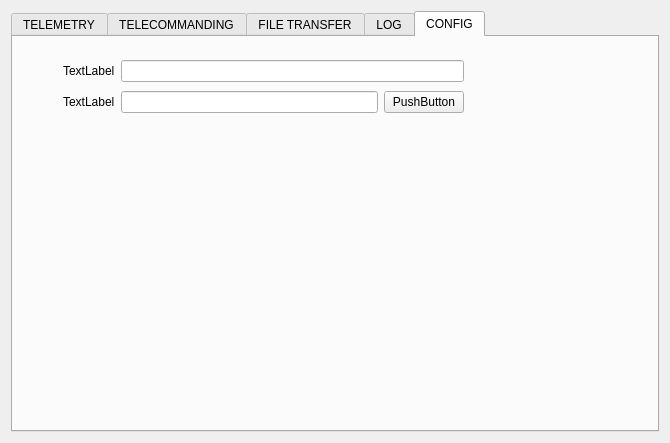
Open-Source-Satellite/Mercury-GS, file platform-comms-app.ui: the form before one commit.
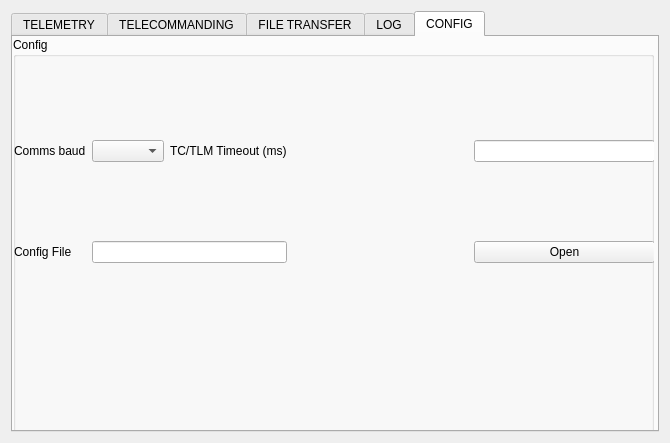
The form after the commit. The open tabs and pages were chosen to show the change.

Commit message: Create basic config tab

```diff
--- a/platform-comms-app.ui
+++ b/platform-comms-app.ui
@@ -609,44 +609,80 @@
       <attribute name="title">
        <string>CONFIG</string>
       </attribute>
+      <widget class="QGroupBox" name="groupBox_7">
+       <property name="geometry">
+        <rect>
+         <x>0</x>
+         <y>0</y>
+         <width>641</width>
+         <height>401</height>
+        </rect>
+       </property>
+       <property name="title">
+        <string>Config</string>
+       </property>
       <widget class="QWidget" name="gridLayoutWidget">
        <property name="geometry">
         <rect>
-         <x>50</x>
-         <y>20</y>
-         <width>401</width>
-         <height>61</height>
+          <x>1</x>
+          <y>30</y>
+          <width>641</width>
+          <height>271</height>
         </rect>
        </property>
        <layout class="QGridLayout" name="gridLayout">
-        <item row="0" column="0">
-         <widget class="QLabel" name="label_4">
-          <property name="text">
-           <string>TextLabel</string>
-          </property>
-         </widget>
-        </item>
-        <item row="2" column="1">
-         <widget class="QLineEdit" name="lineEdit_2"/>
-        </item>
-        <item row="2" column="0">
+         <item row="0" column="2">
          <widget class="QLabel" name="label_8">
           <property name="text">
-           <string>TextLabel</string>
+            <string>TC/TLM Timeout (ms)</string>
           </property>
          </widget>
         </item>
-        <item row="2" column="2">
+         <item row="1" column="1" colspan="2">
+          <widget class="QLineEdit" name="lineEditConfigFilePath"/>
+         </item>
+         <item row="1" column="0">
+          <widget class="QLabel" name="label_9">
+           <property name="text">
+            <string>Config File</string>
+           </property>
+          </widget>
+         </item>
+         <item row="1" column="4">
          <widget class="QPushButton" name="pushButton">
           <property name="text">
-           <string>PushButton</string>
+            <string>Open</string>
           </property>
          </widget>
         </item>
-        <item row="0" column="1" colspan="2">
-         <widget class="QLineEdit" name="lineEdit"/>
-        </item>
-       </layout>
+         <item row="0" column="1">
+          <widget class="QComboBox" name="comboBoxCommsBaud"/>
+         </item>
+         <item row="0" column="0">
+          <widget class="QLabel" name="label_4">
+           <property name="text">
+            <string>Comms baud</string>
+           </property>
+          </widget>
+         </item>
+         <item row="0" column="4">
+          <widget class="QLineEdit" name="lineEditTcTlmTimeout"/>
+         </item>
+         <item row="1" column="3">
+          <spacer name="horizontalSpacer_4">
+           <property name="orientation">
+            <enum>Qt::Horizontal</enum>
+           </property>
+           <property name="sizeHint" stdset="0">
+            <size>
+             <width>40</width>
+             <height>20</height>
+            </size>
+           </property>
+          </spacer>
+         </item>
+        </layout>
+       </widget>
       </widget>
      </widget>
     </widget>
```
Left out of the diff: 2 changed lines with no effect on the pictures. Lines whose indentation alone changed are shown as unchanged. The commit also changes 1 other file.
